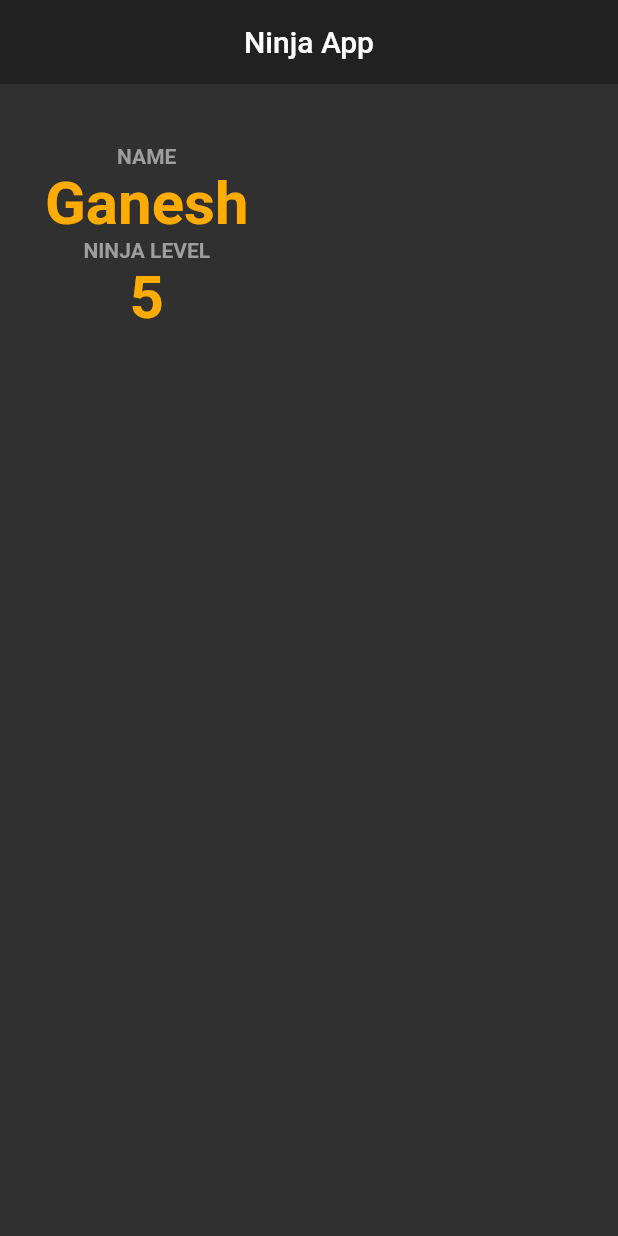
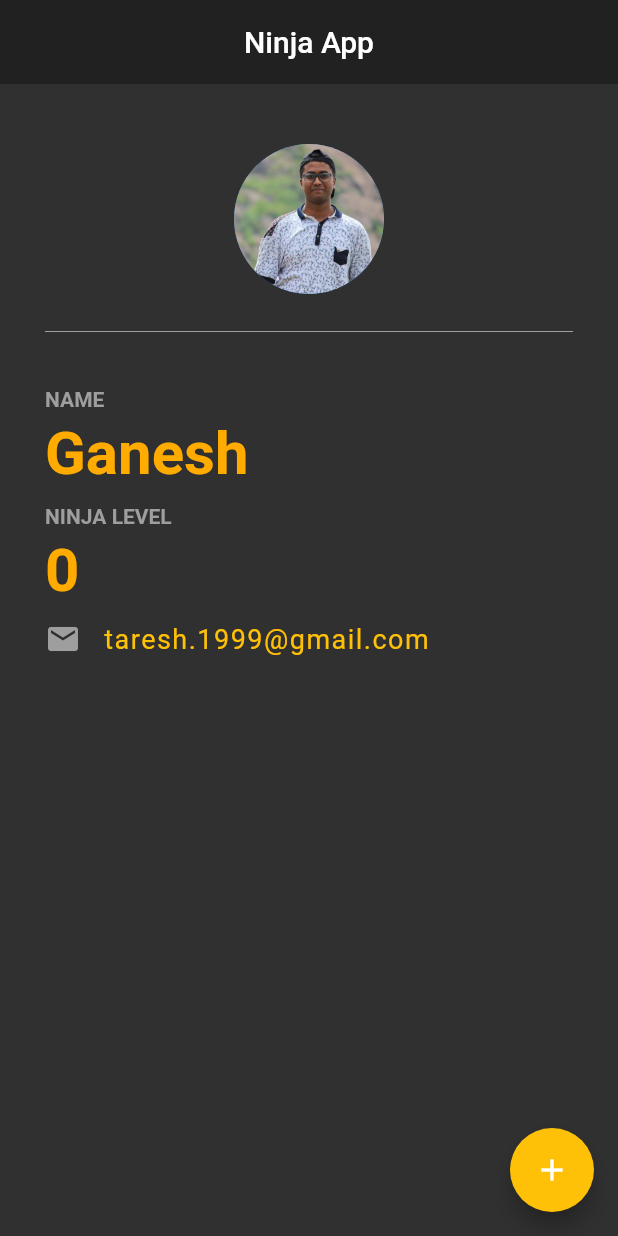
Before and after one commit to resurgence99/ninja_id_app, a Flutter app: the screen it shows after launch, on a phone screen of 412 x 824 dp. Run offline on Flutter 3.47's test engine with Material 2 defaults, Android fonts, the phone set to English and light mode, and no system bars.

Commit message:
minor changes

```diff
--- a/flutter_app/lib/main.dart
+++ b/flutter_app/lib/main.dart
@@ -6,7 +6,13 @@ void main() {
   ),);
 }
 
-class NinjaApp extends StatelessWidget {
+class NinjaApp extends StatefulWidget {
+  @override
+  _NinjaAppState createState() => _NinjaAppState();
+}
+
+class _NinjaAppState extends State<NinjaApp> {
+  int c = 0;
   @override
   Widget build(BuildContext context) {
     return Scaffold(
@@ -17,11 +23,36 @@ class NinjaApp extends StatelessWidget {
         elevation: 0.0,
         backgroundColor: Colors.grey[900]
       ),
+
+      floatingActionButton: FloatingActionButton(
+        onPressed: () {
+          setState(() {
+            c += 1;
+          });
+        },
+        child: Icon(
+          Icons.add,
+        ),
+        backgroundColor: Colors.amber,
+      ),
+
       body: Padding(
         padding: EdgeInsets.fromLTRB(30.0,40.0,30.0,0.0),
 
         child: Column(
+          crossAxisAlignment: CrossAxisAlignment.start,
           children: <Widget>[
+            Center(
+              child: CircleAvatar(
+                backgroundImage: AssetImage('assets/IMG_1013.JPG'),
+                radius: 50.0,
+              ),
+            ),
+            Divider(
+              height: 50.0,
+              color: Colors.grey,
+            ),
+            SizedBox(height: 12,),
             Text('NAME',
             style: TextStyle(
               fontWeight: FontWeight.bold,
@@ -29,6 +60,7 @@ class NinjaApp extends StatelessWidget {
             ),
             ),
 
+            SizedBox(height: 5.0,),
             Text('Ganesh',
             style: TextStyle(
               fontWeight: FontWeight.bold,
@@ -37,6 +69,7 @@ class NinjaApp extends StatelessWidget {
             ),
             ),
 
+            SizedBox(height: 10.0,),
             Text('NINJA LEVEL',
               style: TextStyle(
                 fontWeight: FontWeight.bold,
@@ -44,13 +77,29 @@ class NinjaApp extends StatelessWidget {
               ),
             ),
 
-            Text('5',
+            SizedBox(height: 5.0,),
+            Text('$c',
               style: TextStyle(
                 fontWeight: FontWeight.bold,
                 color: Colors.amberAccent[700],
                 fontSize: 40.0,
               ),
             ),
+
+            SizedBox(height: 10.0,),
+            Row(
+              children: <Widget> [
+                Icon(Icons.mail,
+                color: Colors.grey,),
+                SizedBox(width: 15.0,),
+                Text('taresh.1999@gmail.com',
+                style: TextStyle(
+                  fontSize: 18.0,
+                  color: Colors.amber,
+                  letterSpacing: 1.0,
+                ),)
+              ],
+            )
           ],
         ),
       )
--- a/flutter_app/pubspec.yaml
+++ b/flutter_app/pubspec.yaml
@@ -45,9 +45,8 @@ flutter:
   uses-material-design: true
 
   # To add assets to your application, add an assets section, like this:
-  # assets:
-  #   - images/a_dot_burr.jpeg
-  #   - images/a_dot_ham.jpeg
+  assets:
+     - assets/IMG_1013.JPG
 
   # An image asset can refer to one or more resolution-specific "variants", see
   # https://flutter.dev/assets-and-images/#resolution-aware.
```
Also changed, not shown: flutter_app/assets/IMG_1013.JPG (added).
